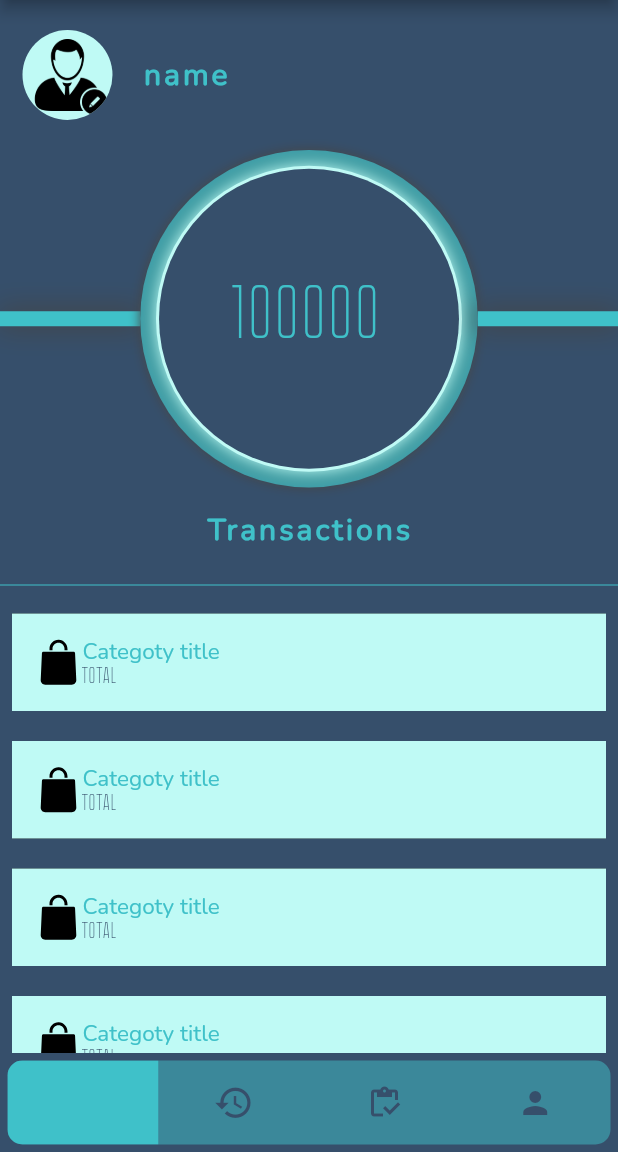
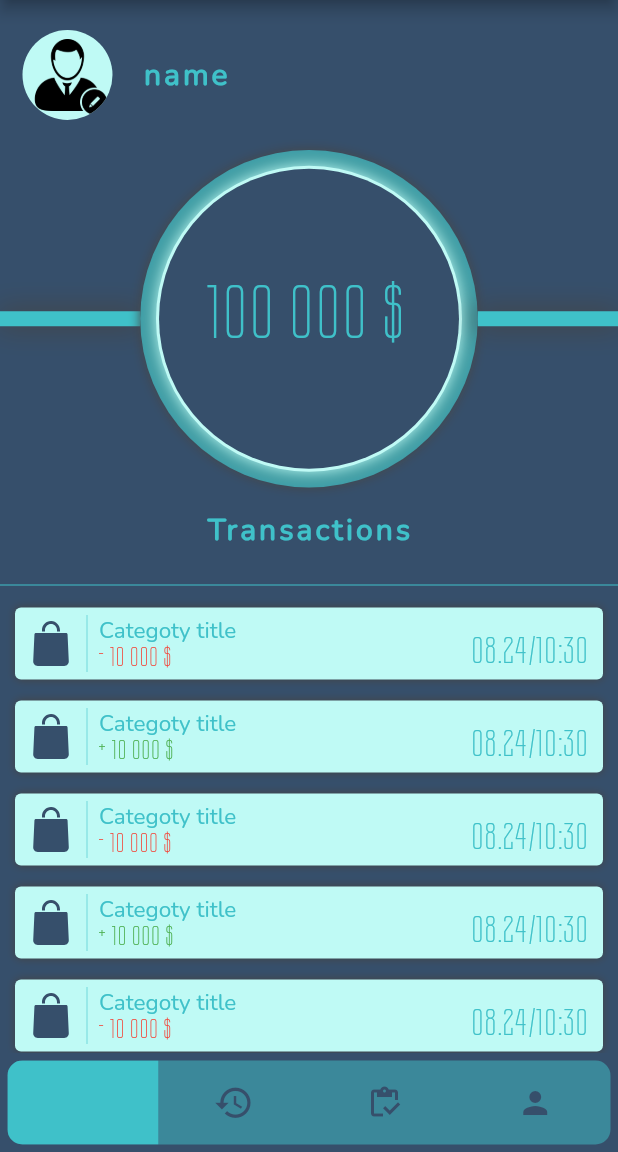
Before and after one commit to DavidBeppiev/Be-Finance, a Flutter app: the MainPage screen opened directly, on a phone screen of 412 x 824 dp, the part 84-1236 px from its top. Run offline on Flutter 3.47's test engine with Material 2 defaults, Android fonts, the phone set to English and light mode, and no system bars; drawn by our look-alikes of flutter_snake_navigationbar; our stand-ins replace bloc, charts_flutter, flutter_bloc, flutter_svg, image_picker.

Commit message:
=== CHANGE === 1. changed operation card

```diff
--- a/lib/data/constants/text_styles.dart
+++ b/lib/data/constants/text_styles.dart
@@ -31,9 +31,14 @@ abstract class AllStyles {
   static const TextStyle ts_Fs50_CSecondary_FFNumbers = TextStyle(
       color: AllColors.secondaryColor, fontSize: 50, fontFamily: 'Numbers');
 
-  static const TextStyle test = TextStyle(
+  static const TextStyle ts_Fs15_CMain_FFMain = TextStyle(
       color: AllColors.secondaryColor, fontSize: 15, fontFamily: 'Main');
 
-  static const TextStyle test2 = TextStyle(
-      color: AllColors.mainColor, fontSize: 15, fontFamily: 'Numbers');
+  static const TextStyle ts_Fs18_CRed_FFNumbers = TextStyle(
+      color: Colors.red, fontSize: 18, fontFamily: 'Numbers');
+  static const TextStyle ts_Fs18_CGreen_FFNumbers = TextStyle(
+      color: Colors.green, fontSize: 18, fontFamily: 'Numbers');
+
+  static const TextStyle ts_Fs25_CSecondary_FFNumbers = TextStyle(
+      color: AllColors.secondaryColor, fontSize: 25, fontFamily: 'Numbers');
 }
--- a/lib/ui/views/main views/main_view.dart
+++ b/lib/ui/views/main views/main_view.dart
@@ -7,13 +7,17 @@ import 'package:be_finance_app/ui/widgets/main%20view%20widgets/wallet_widget.da
 import 'package:flutter/material.dart';
 import 'package:flutter_bloc/flutter_bloc.dart';
 import 'package:flutter_svg/flutter_svg.dart';
+import 'package:intl/intl.dart';
 
 class MainView extends StatelessWidget {
-  const MainView({Key? key}) : super(key: key);
+  MainView({Key? key}) : super(key: key);
+
+  DateTime date = DateTime.now();
 
   @override
   Widget build(BuildContext context) {
     return SingleChildScrollView(
+      physics: const BouncingScrollPhysics(),
       child: Column(
         mainAxisAlignment: MainAxisAlignment.start,
         children: [
@@ -50,7 +54,7 @@ class MainView extends StatelessWidget {
             ],
           ),
           Padding(
-            padding: EdgeInsets.all(15),
+            padding: const EdgeInsets.all(15),
             child: Text(
                 AppLocalizations.of(context)!.translate('transactions_text')!,
                 style: AllStyles.ts_Fs20_CSec_FFMain),
@@ -60,34 +64,60 @@ class MainView extends StatelessWidget {
           ),
           //TODO Operations ->
           ListView.builder(
-            padding: const EdgeInsets.symmetric(horizontal: 8.0, vertical: 1.0),
             physics: const NeverScrollableScrollPhysics(),
             shrinkWrap: true,
             itemCount: 30,
             itemBuilder: (BuildContext context, int i) {
               return Container(
-                decoration: const BoxDecoration(
-                    color: AllColors.lightGreyColor, boxShadow: [BoxShadow()]),
-                padding: const EdgeInsets.all(15),
-                margin: const EdgeInsets.symmetric(vertical: 10.0),
+                padding: const EdgeInsets.symmetric(vertical: 5.0, horizontal: 8.0),
+                margin: const EdgeInsets.symmetric(vertical: 7.0, horizontal: 10.0),
+                decoration: BoxDecoration(
+                  color: AllColors.lightGreyColor,
+                  borderRadius: BorderRadius.circular(4),
+                  boxShadow: const [
+                    BoxShadow(
+                      color: AllColors.shadowColor,
+                      blurRadius: 4,
+                    )
+                  ],
+                ),
+                child: IntrinsicHeight(
                   child: Row(
+                    mainAxisAlignment: MainAxisAlignment.spaceBetween,
+                    crossAxisAlignment: CrossAxisAlignment.end,
+                    children: [
+                      Row(
                         children: [
                           SvgPicture.asset(
                             'assets/images/ic_transactions_buy.svg',
+                            color: AllColors.mainColor,
                           ),
+                          const VerticalDivider(
+                              color: AllColors.secondaryColor, thickness: 0.4),
                           Column(
                             crossAxisAlignment: CrossAxisAlignment.start,
-                      children: const [
+                            children: [
+                              const Text(
+                                'Categoty title',
+                                style: AllStyles.ts_Fs15_CMain_FFMain,
+                              ),
                               Text(
-                          'Categoty title',
-                          style: AllStyles.test,
-                        ),
-                        Text('total',
-                          style: AllStyles.test2,
+                                i % 2 == 0
+                                  ? '- 10 000 \$'
+                                  : '+ 10 000 \$',
+                                style:
+                                i % 2 == 0
+                                  ? AllStyles.ts_Fs18_CRed_FFNumbers
+                                  : AllStyles.ts_Fs18_CGreen_FFNumbers,
                               )
                             ],
-                    )
+                          ),
                         ],
+                      ),
+                      Text(DateFormat('MM.dd/HH:mm').format(date), style:
+                      AllStyles.ts_Fs25_CSecondary_FFNumbers,),
+                    ],
+                  ),
                 ),
               );
             },
--- a/lib/ui/widgets/main view widgets/wallet_widget.dart
+++ b/lib/ui/widgets/main view widgets/wallet_widget.dart
@@ -33,7 +33,7 @@ class WalletWidget extends StatelessWidget {
             ], color: AllColors.mainColor, shape: BoxShape.circle),
             child: const Center(
                 child: Text(
-              '100000',
+              '100 000 \$',
               style: AllStyles.ts_Fs50_CSecondary_FFNumbers,
             )),
           ),
```
Lines whose indentation alone changed are shown as unchanged.
